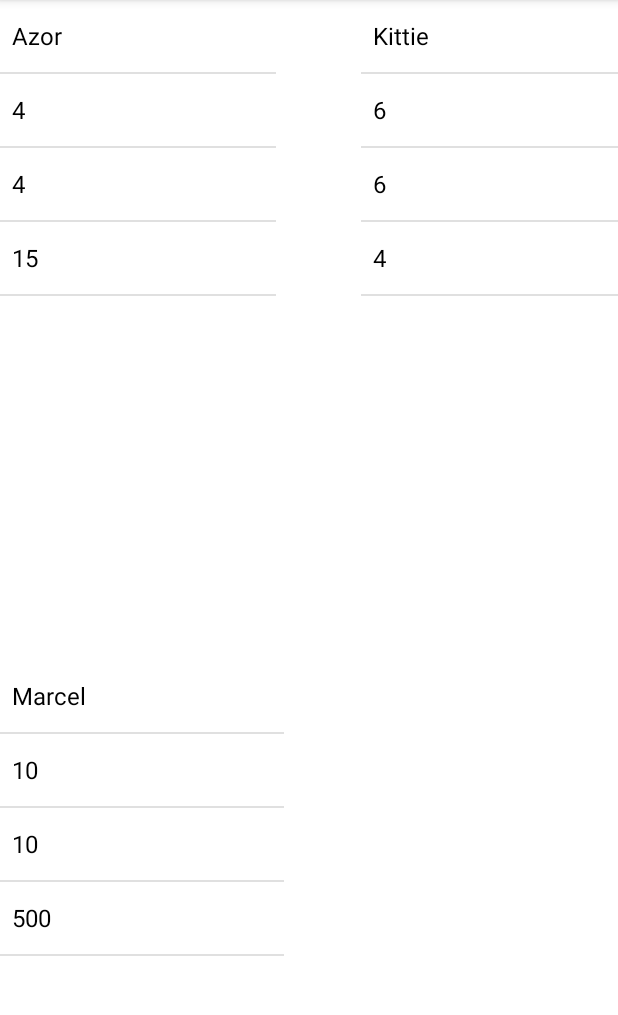
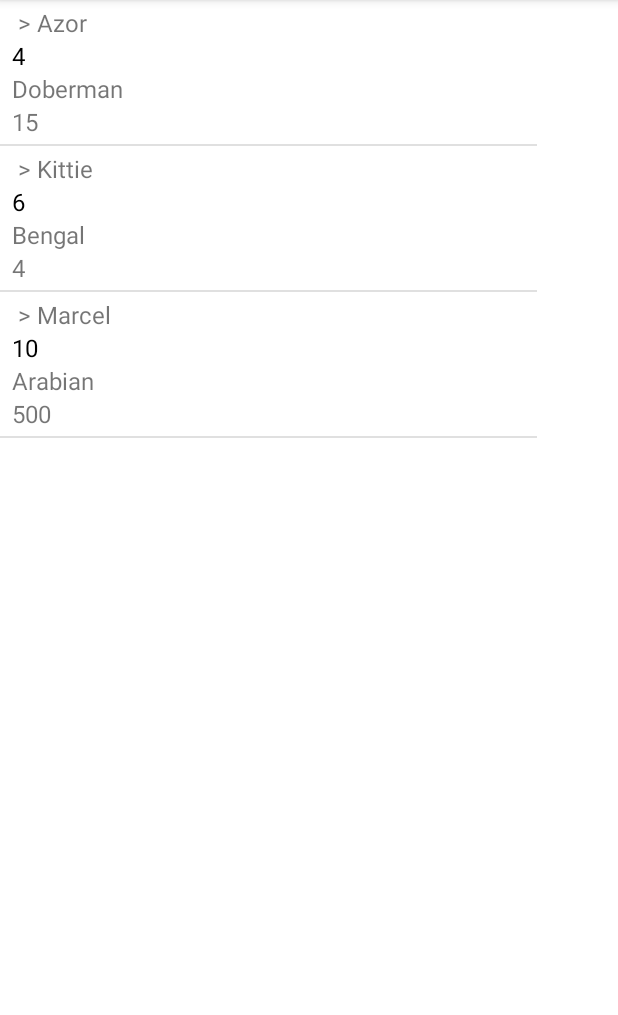
Before and after one commit to AlinSterie/GitRepositoryAndroid, an Android app: the screen it shows after launch (MainActivity), on a phone screen of 412 x 824 dp, the part 84-1099 px from its top. Run offline under Robolectric (Android 15) with nearby library versions, the phone set to English and light mode, and no system bars.

Commit message:
Fixed List

```diff
--- /dev/null
+++ b/app/src/main/java/com/example/gitrepositoryandroid/Animal.java
@@ -0,0 +1,37 @@
+package com.example.gitrepositoryandroid;
+
+public class Animal {
+    String name;
+    String age;
+    String race;
+    String weight;
+
+    public Animal(String name, String age, String race, String weight) {
+        this.name = name;
+        this.age = age;
+        this.race = race;
+        this.weight = weight;
+    }
+
+    public String[] return_details(){
+        return new String[]{name, age, race,weight};
+    }
+
+    public String getName() {
+        return name;
+    }
+
+    public String getAge() {
+        return age;
+    }
+
+    public String getRace() {
+        return race;
+    }
+
+    public String getWeight() {
+        return weight;
+    }
+
+
+}
--- a/app/src/main/java/com/example/gitrepositoryandroid/MainActivity.java
+++ b/app/src/main/java/com/example/gitrepositoryandroid/MainActivity.java
@@ -5,41 +5,26 @@ import android.os.Bundle;
 import android.widget.ListView;
 import android.widget.ArrayAdapter;
 
+import java.util.ArrayList;
+
 public class MainActivity extends AppCompatActivity {
-    public class Animal{
-        String name;
-        String age;
-        String race;
-        String weight;
-        public Animal(String n,String a,String r,String w){
-            name=n;
-            age=a;
-            race=a;
-            weight=w;
-        }
-        public String[] return_details(Animal animal){
-            String[] details=new String[]{animal.name, animal.age, animal.race,animal.weight};
-            return details;
-        }
-    }
-    String[] s=new String[]{"cal", "magar", "iepure"};
+
     Animal dog=new Animal("Azor","4","Doberman","15");
     Animal cat=new Animal("Kittie","6","Bengal","4");
     Animal horse=new Animal("Marcel","10","Arabian","500");
-
+    private ArrayList<Animal> arrayList=new ArrayList<>();
+    MyAdapter adapter;
     @Override
     protected void onCreate(Bundle savedInstanceState) {
         super.onCreate(savedInstanceState);
         setContentView(R.layout.activity_main);
-        ArrayAdapter adapter1= new ArrayAdapter<>(this, R.layout.support_simple_spinner_dropdown_item, dog.return_details(dog));
-        ListView listView1=(ListView)findViewById(R.id.listView1);
-        listView1.setAdapter(adapter1);
-        ArrayAdapter adapter2= new ArrayAdapter<>(this, R.layout.support_simple_spinner_dropdown_item, cat.return_details(cat));
-        ListView listView2=(ListView)findViewById(R.id.listView2);
-        listView2.setAdapter(adapter2);
-        ArrayAdapter adapter3= new ArrayAdapter<>(this, R.layout.support_simple_spinner_dropdown_item,horse.return_details(horse));
-        ListView listView3=(ListView)findViewById(R.id.listView3);
-        listView3.setAdapter(adapter3);
+        ListView listView=findViewById(R.id.listView);
+        arrayList.add(dog);
+        arrayList.add(cat);
+        arrayList.add(horse);
+        adapter=new MyAdapter(this,arrayList);
+        listView.setAdapter(adapter);
+
 
     }
 
--- /dev/null
+++ b/app/src/main/java/com/example/gitrepositoryandroid/MyAdapter.java
@@ -0,0 +1,53 @@
+package com.example.gitrepositoryandroid;
+
+import android.content.Context;
+import android.view.LayoutInflater;
+import android.view.View;
+import android.view.ViewGroup;
+import android.widget.ArrayAdapter;
+import android.widget.BaseAdapter;
+import android.widget.TextView;
+
+import java.util.ArrayList;
+
+public class MyAdapter extends BaseAdapter {
+    private Context context;
+    private ArrayList<Animal> arrayList;
+    private TextView name,age,race,weight;
+
+    public MyAdapter(Context context, ArrayList<Animal> arrayList) {
+        this.context = context;
+        this.arrayList = arrayList;
+    }
+
+    @Override
+    public int getCount() {
+        return arrayList.size();
+    }
+
+    @Override
+    public Object getItem(int position) {
+        return position;
+    }
+
+    @Override
+    public long getItemId(int position) {
+        return position;
+    }
+
+    @Override
+    public View getView(int position, View convertView, ViewGroup parent) {
+        convertView = LayoutInflater.from(context).inflate(R.layout.row, parent, false);
+        name = convertView.findViewById(R.id.name);
+        age = convertView.findViewById(R.id.age);
+        race = convertView.findViewById(R.id.race);
+        weight = convertView.findViewById(R.id.weight);
+        name.setText("> " + arrayList.get(position).getName());
+        age.setText(arrayList.get(position).getAge());
+        race.setText(arrayList.get(position).getRace());
+        weight.setText(arrayList.get(position).getWeight());
+
+        return convertView;
+
+    }
+}
--- a/app/src/main/res/layout/activity_main.xml
+++ b/app/src/main/res/layout/activity_main.xml
@@ -8,25 +8,11 @@
     tools:context=".MainActivity">
 
     <ListView
-        android:id="@+id/listView1"
-        android:layout_width="184dp"
-        android:layout_height="306dp"
+        android:id="@+id/listView"
+        android:layout_width="358dp"
+        android:layout_height="640dp"
         app:layout_constraintStart_toStartOf="parent"
         app:layout_constraintTop_toTopOf="parent" />
-
-    <ListView
-        android:id="@+id/listView2"
-        android:layout_width="171dp"
-        android:layout_height="306dp"
-        app:layout_constraintEnd_toEndOf="parent"
-        app:layout_constraintTop_toTopOf="parent" />
-
-    <ListView
-        android:id="@+id/listView3"
-        android:layout_width="189dp"
-        android:layout_height="328dp"
-        app:layout_constraintBottom_toBottomOf="parent"
-        app:layout_constraintStart_toStartOf="parent" />
 
 
 
--- /dev/null
+++ b/app/src/main/res/layout/row.xml
@@ -0,0 +1,52 @@
+<?xml version="1.0" encoding="utf-8"?>
+<androidx.constraintlayout.widget.ConstraintLayout
+    xmlns:android="http://schemas.android.com/apk/res/android"
+    xmlns:app="http://schemas.android.com/apk/res-auto"
+    xmlns:tools="http://schemas.android.com/tools"
+    android:orientation="vertical"
+    android:layout_width="match_parent"
+    android:layout_height="match_parent"
+    android:padding="4dp">
+
+    <TextView
+        android:id="@+id/name"
+        android:layout_width="wrap_content"
+        android:layout_height="wrap_content"
+        android:layout_marginStart="8dp"
+        android:textSize="16sp"
+        app:layout_constraintStart_toStartOf="parent"
+        app:layout_constraintTop_toTopOf="parent"
+        tools:ignore="MissingConstraints" />
+
+    <TextView
+        android:id="@+id/age"
+        android:layout_width="wrap_content"
+        android:layout_height="wrap_content"
+        android:layout_marginStart="4dp"
+        android:textColor="#000000"
+        android:textSize="16sp"
+        app:layout_constraintStart_toStartOf="parent"
+        app:layout_constraintTop_toBottomOf="@+id/name"
+        tools:ignore="MissingConstraints" />
+
+    <TextView
+        android:id="@+id/race"
+        android:layout_width="wrap_content"
+        android:layout_height="wrap_content"
+        android:layout_marginStart="4dp"
+        android:textSize="16sp"
+        app:layout_constraintStart_toStartOf="parent"
+        app:layout_constraintTop_toBottomOf="@+id/age"
+        tools:ignore="MissingConstraints" />
+
+    <TextView
+        android:id="@+id/weight"
+        android:layout_width="wrap_content"
+        android:layout_height="wrap_content"
+        android:layout_marginStart="4dp"
+        android:textSize="16sp"
+        app:layout_constraintStart_toStartOf="parent"
+        app:layout_constraintTop_toBottomOf="@+id/race"
+        tools:ignore="MissingConstraints" />
+
+</androidx.constraintlayout.widget.ConstraintLayout>
```
